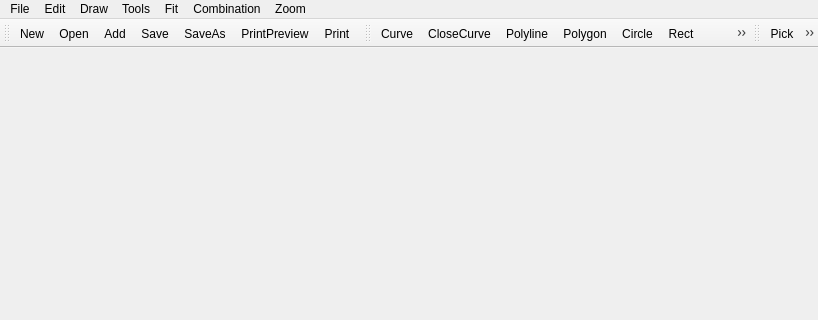
First picture: the form in mainwindow.ui, repository iynaur/iynaur-s-vector-drawing, before the edit; both pictures show x 0 to 818 and y 0 to 320 of the 818 by 600 pixel window.
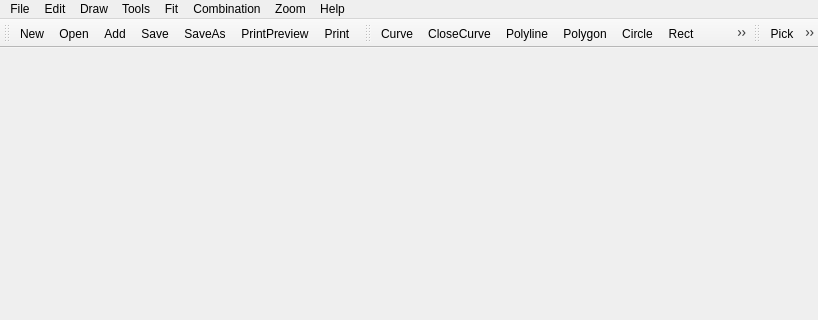
Second picture: the form after the edit. Icons and pictures are not drawn.

What changed in the file:
```diff
--- a/mainwindow.ui
+++ b/mainwindow.ui
@@ -24,7 +24,7 @@
      <x>0</x>
      <y>0</y>
      <width>818</width>
-     <height>23</height>
+     <height>19</height>
     </rect>
    </property>
    <widget class="QMenu" name="menuDraw">
@@ -94,6 +94,12 @@
     <addaction name="actionUndo"/>
     <addaction name="actionRedo"/>
    </widget>
+   <widget class="QMenu" name="menuHelp">
+    <property name="title">
+     <string>Help</string>
+    </property>
+    <addaction name="actionClearSettings"/>
+   </widget>
    <addaction name="menuFile"/>
    <addaction name="menuEdit"/>
    <addaction name="menuDraw"/>
@@ -101,6 +107,7 @@
    <addaction name="menuFix"/>
    <addaction name="menuCombination"/>
    <addaction name="menuZoom"/>
+   <addaction name="menuHelp"/>
   </widget>
   <widget class="QToolBar" name="toolBar_0">
    <property name="windowTitle">
```
Left out of the diff: 30 changed lines with no effect on the pictures.
